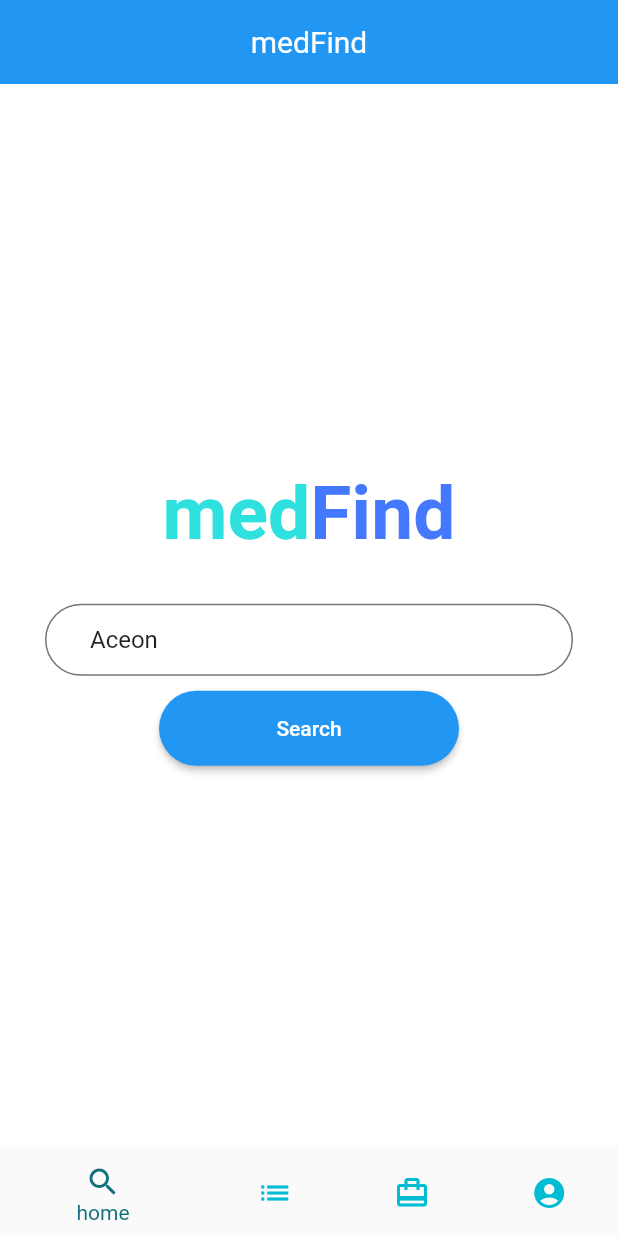
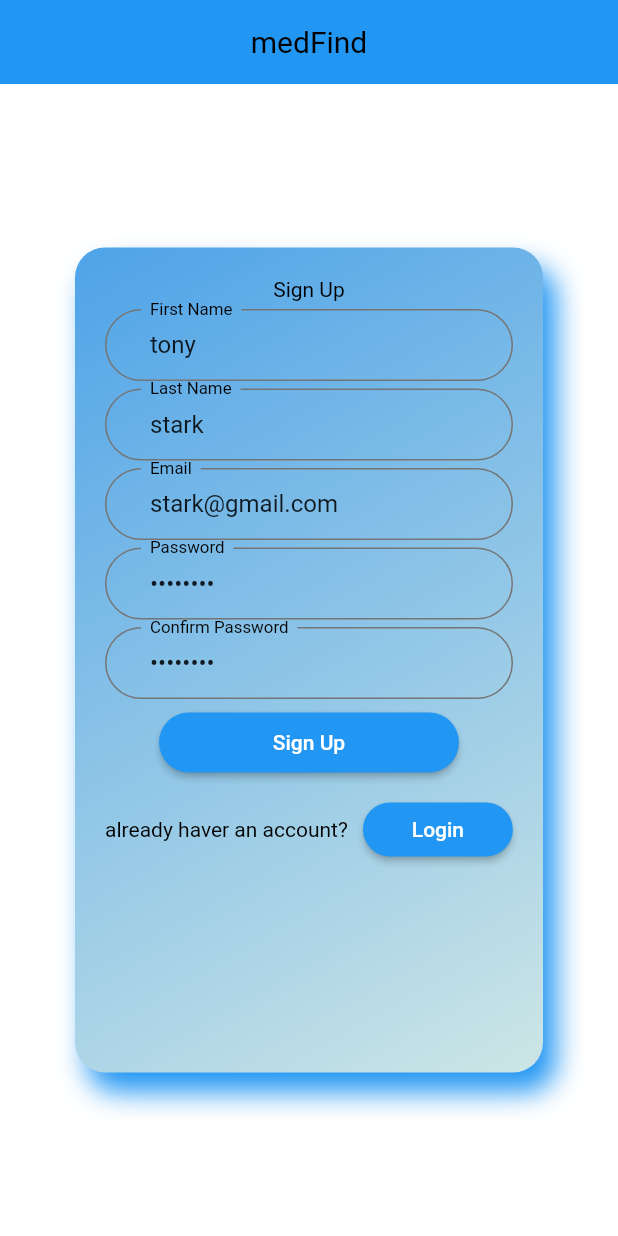
Before and after one commit to gadisamenu/medFind_flutter_demo, a Flutter app: the screen it shows after launch, on a phone screen of 412 x 824 dp. Run offline on Flutter 3.47's test engine with Material 2 defaults, Android fonts, the phone set to English and light mode, and no system bars; our stand-ins replace bloc, equatable, flutter_bloc, go_router, shared_preferences, sqflite; accounts and stored records are empty; Roboto replaces fonts that are missing (Muli).

Commit message:
added login and signup UI

```diff
--- /dev/null
+++ b/lib/Presentation/Screens/Authentication/login.dart
@@ -0,0 +1,119 @@
+import 'package:flutter/material.dart';
+import 'package:flutter_bloc/flutter_bloc.dart';
+import 'package:go_router/go_router.dart';
+import 'package:medfind_flutter/Application/Authentication/authentication_bloc.dart';
+import 'package:medfind_flutter/Application/Authentication/authentication_event.dart';
+import 'package:medfind_flutter/Application/Authentication/authentication_state.dart';
+import 'package:medfind_flutter/Presentation/_Shared/Widgets/card.dart';
+import 'package:medfind_flutter/Presentation/_Shared/Widgets/text_field.dart';
+import 'package:medfind_flutter/Presentation/_Shared/index.dart';
+
+class LoginPage extends StatelessWidget {
+  const LoginPage({Key? key}) : super(key: key);
+  @override
+  Widget build(BuildContext context) {
+    return Scaffold(
+      appBar: AppBar(title: Text("medFind")),
+      body: LoginForm(),
+    );
+  }
+}
+
+class LoginForm extends StatefulWidget {
+  LoginForm({Key? key}) : super(key: key);
+
+  @override
+  State<LoginForm> createState() => _LoginFormState();
+}
+
+class _LoginFormState extends State<LoginForm> {
+  final TextEditingController emailTextFieldController =
+      TextEditingController(text: "kkmichaelstarkk@gmail.com");
+
+  final TextEditingController passwordTextFieldController =
+      TextEditingController(text: "12345678");
+
+  String message = "";
+
+  @override
+  Widget build(BuildContext context) {
+    return BlocListener<AuthenticationBloc, AuthenticationState>(
+        listener: (context, state) {
+          if (state is Authenticated) {
+            context.go("/home");
+          } else if (state is AuthenticationFailed) {
+            setState(() {
+              message = "Authentication failed";
+            });
+          }
+        },
+        child: Center(
+            child: getCard(
+                double.infinity,
+                450,
+                Container(
+                  margin: EdgeInsets.all(50),
+                  child: Column(
+                    children: [
+                      Text(
+                        message,
+                        style: TextStyle(
+                          color: Colors.red,
+                        ),
+                      ),
+                      Container(
+                        padding: EdgeInsets.all(10),
+                        child: Text(
+                          "Login",
+                          style: TextStyle(color: Colors.black),
+                        ),
+                      ),
+                      getTextField(
+                          "Email", 50, emailTextFieldController, () {}),
+                      SizedBox(
+                        height: 20,
+                      ),
+                      getTextField(
+                          "Password", 50, passwordTextFieldController, () {}),
+                      SizedBox(
+                        height: 20,
+                      ),
+                      getButton(200, 50, Text("Login"), () {
+                        BlocProvider.of<AuthenticationBloc>(context).add(Login(
+                            email: emailTextFieldController.text,
+                            password: passwordTextFieldController.text));
+                      }),
+                      SizedBox(
+                        height: 10,
+                      ),
+                      Row(
+                        mainAxisAlignment: MainAxisAlignment.center,
+                        children: [
+                          Text("Don't have an account?"),
+                          SizedBox(
+                            width: 10,
+                          ),
+                          getButton(100, 20, Text("Sign Up"), () {
+                            context.push("/signup");
+                          }),
+                        ],
+                      ),
+                      BlocBuilder<AuthenticationBloc, AuthenticationState>(
+                          builder: ((context, state) {
+                        if (state is Authenticating) {
+                          return Center(
+                            child: Padding(
+                              padding: const EdgeInsets.all(10.0),
+                              child: CircularProgressIndicator(),
+                            ),
+                          );
+                        } else {
+                          return SizedBox();
+                        }
+                      }))
+                    ],
+                  ),
+                ),
+                margin: 50)));
+  }
+}
--- /dev/null
+++ b/lib/Presentation/Screens/Authentication/signup.dart
@@ -0,0 +1,180 @@
+import 'package:flutter/material.dart';
+import 'package:flutter_bloc/flutter_bloc.dart';
+import 'package:go_router/go_router.dart';
+import 'package:medfind_flutter/Application/Authentication/authentication_bloc.dart';
+import 'package:medfind_flutter/Application/Authentication/authentication_event.dart';
+import 'package:medfind_flutter/Application/Authentication/authentication_state.dart';
+import 'package:medfind_flutter/Presentation/_Shared/Widgets/card.dart';
+import 'package:medfind_flutter/Presentation/_Shared/Widgets/form.dart';
+import 'package:medfind_flutter/Presentation/_Shared/Widgets/text_field.dart';
+import 'package:medfind_flutter/Presentation/_Shared/index.dart';
+
+class SignUpPage extends StatelessWidget {
+  const SignUpPage({Key? key}) : super(key: key);
+  @override
+  Widget build(BuildContext context) {
+    return Scaffold(
+      appBar: AppBar(title: Text("medFind")),
+      body: LoginForm(),
+    );
+  }
+}
+
+class LoginForm extends StatelessWidget {
+  LoginForm({Key? key}) : super(key: key);
+
+  final TextEditingController emailTextFieldController =
+      TextEditingController(text: 'stark@gmail.com');
+  final TextEditingController passwordTextFieldController =
+      TextEditingController(text: '12345678');
+  final TextEditingController checkPasswordTextFieldController =
+      TextEditingController(text: '12345678');
+  final TextEditingController firstNameTextFieldController =
+      TextEditingController(text: 'tony');
+  final TextEditingController lastNameTextFieldController =
+      TextEditingController(text: 'stark');
+  final _formKey = GlobalKey<FormState>();
+  @override
+  Widget build(BuildContext context) {
+    return BlocListener<AuthenticationBloc, AuthenticationState>(
+      listener: ((context, state) {
+        if (state is UnAuthenticated) {
+          context.go("/login");
+        }
+      }),
+      child: Center(
+          child: getCard(
+              double.infinity,
+              550,
+              Container(
+                margin: EdgeInsets.all(20),
+                child: Column(
+                  children: [
+                    Container(
+                      padding: EdgeInsets.only(bottom: 5),
+                      child: Text(
+                        "Sign Up",
+                        style: TextStyle(color: Colors.black),
+                      ),
+                    ),
+                    getForm(
+                        _formKey,
+                        Column(
+                          children: [
+                            getTextFormField(
+                                "First Name", 50, firstNameTextFieldController,
+                                () {
+                              if (firstNameTextFieldController.text.length ==
+                                  0) {
+                                return "first name must not be empty";
+                              }
+                              return null;
+                            }),
+                            SizedBox(
+                              height: 5,
+                            ),
+                            getTextFormField(
+                                "Last Name", 50, lastNameTextFieldController,
+                                () {
+                              if (lastNameTextFieldController.text.length ==
+                                  0) {
+                                return "last name must not be empty";
+                              }
+                              return null;
+                            }),
+                            SizedBox(
+                              height: 5,
+                            ),
+                            getTextFormField(
+                                "Email", 50, emailTextFieldController, () {
+                              if (emailTextFieldController.text.length == 0) {
+                                return "email must not be empty";
+                              }
+                              if (!RegExp(
+                                      r"^[a-zA-Z0-9.a-zA-Z0-9.!#$%&'*+-/=?^_`{|}~]+@[a-zA-Z0-9]+\.[a-zA-Z]+")
+                                  .hasMatch(emailTextFieldController.text)) {
+                                return "invalid email";
+                              }
+                              return null;
+                            }),
+                            SizedBox(
+                              height: 5,
+                            ),
+                            getTextFormField(
+                                "Password", 50, passwordTextFieldController,
+                                () {
+                              if (passwordTextFieldController.text.length < 8) {
+                                return "password must be atleast 8 characters";
+                              }
+                              return null;
+                            }, obsecurity: true),
+                            SizedBox(
+                              height: 5,
+                            ),
+                            getTextFormField("Confirm Password", 50,
+                                checkPasswordTextFieldController, () {
+                              if (passwordTextFieldController.text !=
+                                  checkPasswordTextFieldController.text) {
+                                return "password doesn't match";
+                              }
+                              return null;
+                            }, obsecurity: true),
+                            SizedBox(
+                              height: 5,
+                            ),
+                          ],
+                        )),
+                    getButton(200, 40, Text("Sign Up"), () {
+                      if (_formKey.currentState!.validate()) {
+                        BlocProvider.of<AuthenticationBloc>(context).add(Signup(
+                            firstNameTextFieldController.text,
+                            lastNameTextFieldController.text,
+                            emailTextFieldController.text,
+                            passwordTextFieldController.text));
+                      }
+                    }),
+                    SizedBox(
+                      height: 10,
+                    ),
+                    Row(
+                      mainAxisAlignment: MainAxisAlignment.center,
+                      children: [
+                        Text("already haver an account?"),
+                        SizedBox(
+                          width: 10,
+                        ),
+                        getButton(100, 20, Text("Login"), () {
+                          context.push("/login");
+                        }),
+                      ],
+                    ),
+                    BlocBuilder<AuthenticationBloc, AuthenticationState>(
+                        builder: ((context, state) {
+                      if (state is SigningUp) {
+                        return Center(
+                          child: Padding(
+                            padding: const EdgeInsets.all(10.0),
+                            child: CircularProgressIndicator(),
+                          ),
+                        );
+                      } else if (state is SignUpFailed) {
+                        return Center(
+                          child: Padding(
+                            padding: EdgeInsets.all(10),
+                            child: Text(
+                              "Signup failed",
+                              style: TextStyle(color: Colors.red),
+                            ),
+                          ),
+                        );
+                      } else {
+                        return SizedBox();
+                      }
+                    }))
+                  ],
+                ),
+              ),
+              margin: 50)),
+    );
+  }
+}
--- /dev/null
+++ b/lib/Presentation/_Shared/Widgets/card.dart
@@ -0,0 +1,27 @@
+import 'package:flutter/material.dart';
+
+Container getCard(double width, double height, Widget child,
+    {double margin = 10}) {
+  return Container(
+    width: width,
+    height: height,
+    margin: EdgeInsets.all(margin),
+    decoration: BoxDecoration(
+        boxShadow: [
+          BoxShadow(
+            color: Colors.blue,
+            offset: Offset.fromDirection(1.0, 15.0),
+            blurRadius: 15,
+          )
+        ],
+        gradient: const LinearGradient(
+            begin: Alignment.topLeft,
+            end: Alignment.bottomRight,
+            colors: [
+              Color.fromARGB(255, 78, 163, 232),
+              Color.fromARGB(255, 205, 230, 230)
+            ]),
+        borderRadius: BorderRadius.circular(20.0)),
+    child: child,
+  );
+}
--- /dev/null
+++ b/lib/Presentation/_Shared/Widgets/form.dart
@@ -0,0 +1,28 @@
+import 'package:flutter/material.dart';
+
+Form getForm(
+  Key key,
+  Widget child,
+) {
+  return Form(
+    key: key,
+    child: child,
+  );
+}
+
+TextFormField getTextFormField(String labelText, double width,
+    TextEditingController textFieldController, Function validator,
+    {bool obsecurity = false, String hintText = ""}) {
+  return TextFormField(
+    validator: (value) => validator(),
+    controller: textFieldController,
+    cursorColor: Colors.black,
+    decoration: InputDecoration(
+        iconColor: Colors.black,
+        fillColor: Colors.black,
+        hintText: hintText,
+        labelText: labelText,
+        labelStyle: TextStyle(fontSize: 15, color: Colors.black)),
+    obscureText: obsecurity,
+  );
+}
--- a/lib/Presentation/_Shared/routes.dart
+++ b/lib/Presentation/_Shared/routes.dart
@@ -1,5 +1,7 @@
 import 'package:flutter/material.dart';
 import 'package:go_router/go_router.dart';
+import 'package:medfind_flutter/Presentation/Screens/Authentication/login.dart';
+import 'package:medfind_flutter/Presentation/Screens/Authentication/signup.dart';
 import 'package:medfind_flutter/Presentation/Screens/MedicineSearch/home.dart';
 import 'package:medfind_flutter/Presentation/Screens/MedicineSearch/search_result.dart';
 import 'package:medfind_flutter/Presentation/_Shared/Widgets/bottom_navigation_bar.dart';
@@ -8,6 +10,7 @@ import 'package:medfind_flutter/Presentation/splash_screen.dart';
 
 class MedfindRouter {
   static final GoRouter router = GoRouter(
+    initialLocation: "/signup",
     routes: <GoRoute>[
       GoRoute(
         path: '/',
@@ -24,9 +27,14 @@ class MedfindRouter {
             const SearchResult(),
       ),
       GoRoute(
-        path: '/watch_list',
+        path: '/login',
         builder: (BuildContext context, GoRouterState state) =>
-            const SplashScreen(),
+            const LoginPage(),
+      ),
+      GoRoute(
+        path: '/signup',
+        builder: (BuildContext context, GoRouterState state) =>
+            const SignUpPage(),
       ),
       GoRoute(
         path: '/reservation',
--- a/lib/Presentation/_Shared/theme.dart
+++ b/lib/Presentation/_Shared/theme.dart
@@ -41,9 +41,11 @@ InputDecorationTheme getInputDecorationTheme() {
 }
 
 TextTheme getTextTheme() {
-  return const TextTheme(
+  return TextTheme(
+    headline1: TextStyle(color: mPrimaryLightColor),
+    headline2: TextStyle(color: mPrimaryColor),
     bodyText1: TextStyle(color: mPrimaryColor),
-    bodyText2: TextStyle(color: mPrimaryLightColor),
+    bodyText2: TextStyle(color: Colors.black),
   );
 }
 
--- a/lib/Presentation/main.dart
+++ b/lib/Presentation/main.dart
@@ -1,7 +1,10 @@
 import 'package:flutter/material.dart';
 import 'package:flutter_bloc/flutter_bloc.dart';
+import 'package:medfind_flutter/Application/Authentication/authentication_bloc.dart';
 import 'package:medfind_flutter/Application/MedicineSearch/medicine_search_bloc.dart';
 import 'package:medfind_flutter/Application/Navigation/navigation_bloc.dart';
+import 'package:medfind_flutter/Infrastructure/Authentication/DataSource/remote_data_provider.dart';
+import 'package:medfind_flutter/Infrastructure/Authentication/Repository/auth_repository.dart';
 import 'package:medfind_flutter/Infrastructure/MedicineSearch/DataSource/medicine_search_data_source.dart';
 import 'package:medfind_flutter/Infrastructure/MedicineSearch/Repository/medicine_search_repository.dart';
 
@@ -25,6 +28,9 @@ class MedFindApp extends StatelessWidget {
                 MedicineSearchRepository(MedicineSearchDataSource()))),
         BlocProvider<NavigationBloc>(
             create: (BuildContext context) => NavigationBloc()),
+        BlocProvider<AuthenticationBloc>(
+            create: (BuildContext context) =>
+                AuthenticationBloc(AuthRepository(AuthDataProvider()))),
       ],
       child: MaterialApp.router(
         routeInformationParser: MedfindRouter.router.routeInformationParser,
```
Also changed, not shown: lib/Presentation/Screens/MedicineSearch/home.dart (+61 -17 lines), lib/Presentation/Screens/MedicineSearch/search_result.dart (+6 -21 lines), lib/Presentation/_Shared/Widgets/bottom_navigation_bar.dart (+10 -32 lines), lib/Presentation/_Shared/Widgets/text_field.dart (added, +12 -0 lines), lib/Presentation/splash_screen.dart (+54 -14 lines).
